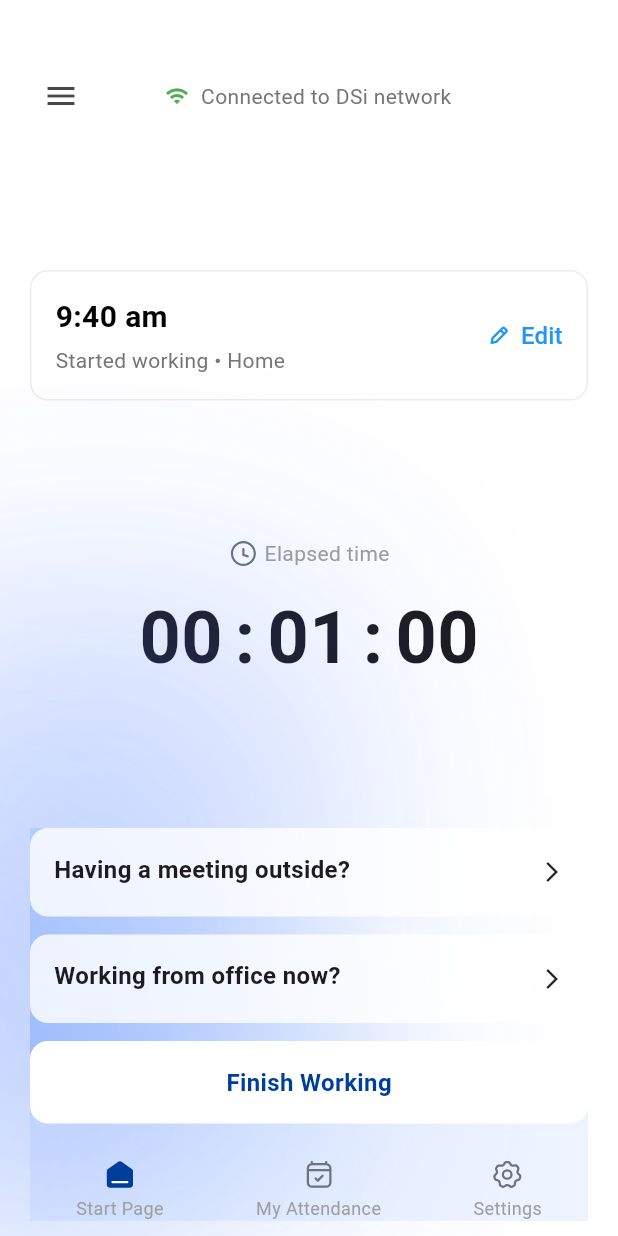
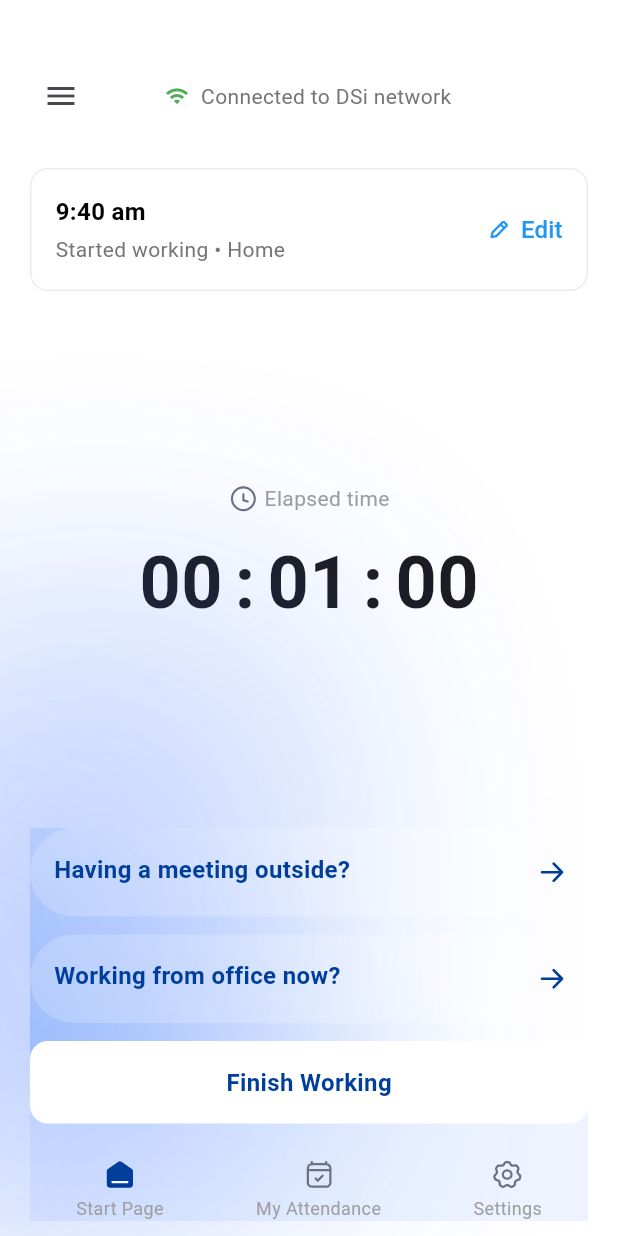
Before and after one commit to kabbo25/new_design, a Flutter app: the StartWorkingView screen opened directly, on a phone screen of 412 x 824 dp. Run offline on Flutter 3.47's test engine with Material 3 defaults, Android fonts, the phone set to English and light mode, and no system bars; our stand-ins replace connectivity_plus, flutter_svg, gap, geocoding, geolocator, go_router and 1 more; missing offline and left inert: gif_view, network_info_plus; project files that could hold a hidden picture were left out.

Commit message:
fixing working_location_change_button

```diff
--- a/lib/core/theme/app_text_styles.dart
+++ b/lib/core/theme/app_text_styles.dart
@@ -14,7 +14,11 @@ class AppTextStyles {
     fontWeight: FontWeight.bold,
     color: AppPalette.textPrimary,
   );
-
+  static const TextStyle title = TextStyle(
+    fontSize: 16,
+    color: AppPalette.textPrimary,
+    fontWeight: FontWeight.bold,
+  );
   static const TextStyle subtitle1 = TextStyle(
     fontSize: 16,
     color: AppPalette.textSecondary,
--- a/lib/features/office_page/view/pages/location_found_modal.dart
+++ b/lib/features/office_page/view/pages/location_found_modal.dart
@@ -79,11 +79,7 @@ class LocationConfirmationModal extends StatelessWidget {
             padding: const EdgeInsets.symmetric(horizontal: 24),
             child: Text(
               address,
-              style: AppTextStyles.customStyle(
-                AppTextStyles.subtitle1,
-                weight: FontWeight.w600,
-                color: AppPalette.textPrimary,
-              ),
+              style: AppTextStyles.title,
               textAlign: TextAlign.center,
               maxLines: 3,
               overflow: TextOverflow.ellipsis,
--- a/lib/features/office_page/view/pages/wifi_connected.dart
+++ b/lib/features/office_page/view/pages/wifi_connected.dart
@@ -91,11 +91,7 @@ class _NetworkConfirmationModalState extends State<NetworkConfirmationModal> {
             child: Text(
               widget.wifiName,
               textAlign: TextAlign.left,
-              style: AppTextStyles.customStyle(
-                AppTextStyles.subtitle1,
-                weight: FontWeight.w600,
-                color: AppPalette.textPrimary,
-              ),
+              style: AppTextStyles.title,
               overflow: TextOverflow.ellipsis,
               maxLines: 2,
             ),
--- a/lib/features/start_working/view/pages/start_working_page.dart
+++ b/lib/features/start_working/view/pages/start_working_page.dart
@@ -4,7 +4,7 @@ import 'package:new_design/features/start_page/view/widgets/background_widget.da
 import 'package:new_design/features/start_page/view/widgets/bottom_navigation_section.dart';
 import 'package:new_design/features/start_page/view/widgets/network_status_bar.dart';
 import 'package:new_design/features/start_working/view/widgets/finish_working_button.dart';
-import 'package:new_design/features/start_working/view/widgets/location_selector.dart';
+import 'package:new_design/features/start_working/view/widgets/working_location_change_button.dart';
 import 'package:new_design/features/start_working/view/widgets/start_working_hour_card.dart';
 import 'package:new_design/features/start_working/view/widgets/timer_section.dart';
 import 'package:new_design/features/start_working/viewmodel/start_working_view_model.dart';
@@ -39,11 +39,14 @@ class StartWorkingView extends StatelessWidget {
                 mainAxisAlignment: MainAxisAlignment.spaceBetween,
                 children: [
                   const NetworkStatusBar(),
+                  const Gap(24),
                   WorkingStatusCard(
                     startWorkingHour: viewModel.startWorkingHour,
                     onEdit: () => () {},
                   ),
+                  const Spacer(),
                   const TimerSection(),
+                  const Spacer(),
                   Stack(
                     children: [
                       Positioned.fill(
--- a/lib/features/start_working/view/widgets/start_working_hour_card.dart
+++ b/lib/features/start_working/view/widgets/start_working_hour_card.dart
@@ -4,7 +4,6 @@ import 'package:gap/gap.dart';
 import 'package:new_design/core/theme/app_text_styles.dart';
 import 'package:new_design/features/start_working/model/start_working_hour.dart';
 import 'package:new_design/generated/assets.dart';
-
 
 class WorkingStatusCard extends StatelessWidget {
   final StartWorkingHour startWorkingHour;
@@ -33,8 +32,10 @@ class WorkingStatusCard extends StatelessWidget {
             child: Column(
               crossAxisAlignment: CrossAxisAlignment.start,
               children: [
-                Text(_formatTime(startWorkingHour.time),
-                    style: AppTextStyles.heading2),
+                Text(
+                  _formatTime(startWorkingHour.time),
+                  style: AppTextStyles.title,
+                ),
                 const Gap(4),
                 Text(
                   'Started working • ${startWorkingHour.location}',
--- a/lib/features/start_working/view/widgets/location_selector.dart
+++ b/lib/features/start_working/view/widgets/working_location_change_button.dart
@@ -1,5 +1,9 @@
 import 'package:flutter/material.dart';
+import 'package:flutter_svg/svg.dart';
+import 'package:new_design/core/theme/app_palette.dart';
+import 'package:new_design/core/theme/app_text_styles.dart';
 import 'package:new_design/features/start_working/model/start_working_location.dart';
+import 'package:new_design/generated/assets.dart';
 
 class LocationOptionsSection extends StatelessWidget {
   final List<StartWorkingLocation> locations;
@@ -22,8 +26,8 @@ class LocationOptionsSection extends StatelessWidget {
       margin: const EdgeInsets.only(bottom: 12),
       padding: const EdgeInsets.all(16),
       decoration: BoxDecoration(
-        color: Colors.white.withOpacity(0.8),
-        borderRadius: BorderRadius.circular(12),
+        color: Colors.white.withOpacity(0.2),
+        borderRadius: BorderRadius.circular(60),
       ),
       child: Row(
         mainAxisAlignment: MainAxisAlignment.spaceBetween,
@@ -31,17 +35,20 @@ class LocationOptionsSection extends StatelessWidget {
           Column(
             crossAxisAlignment: CrossAxisAlignment.start,
             children: [
-              Text(
-                location.title,
-                style: const TextStyle(
-                  fontWeight: FontWeight.w600,
-                  fontSize: 16,
-                ),
-              ),
+              Text(location.title,
+                  style: AppTextStyles.customStyle(
+                    AppTextStyles.subtitle1,
+                    color: AppPalette.primary,
+                    weight: FontWeight.bold,
+                  )),
               const SizedBox(height: 4),
             ],
           ),
-          const Icon(Icons.arrow_forward_ios, size: 16),
+          SvgPicture.asset(
+            Assets.svgsRightArrowButton,
+            width: 16,
+            height: 16,
+          ),
         ],
       ),
     );
```
Also changed, not shown: assets/svgs/right_arrow_button.svg (added), lib/generated/assets.dart.
